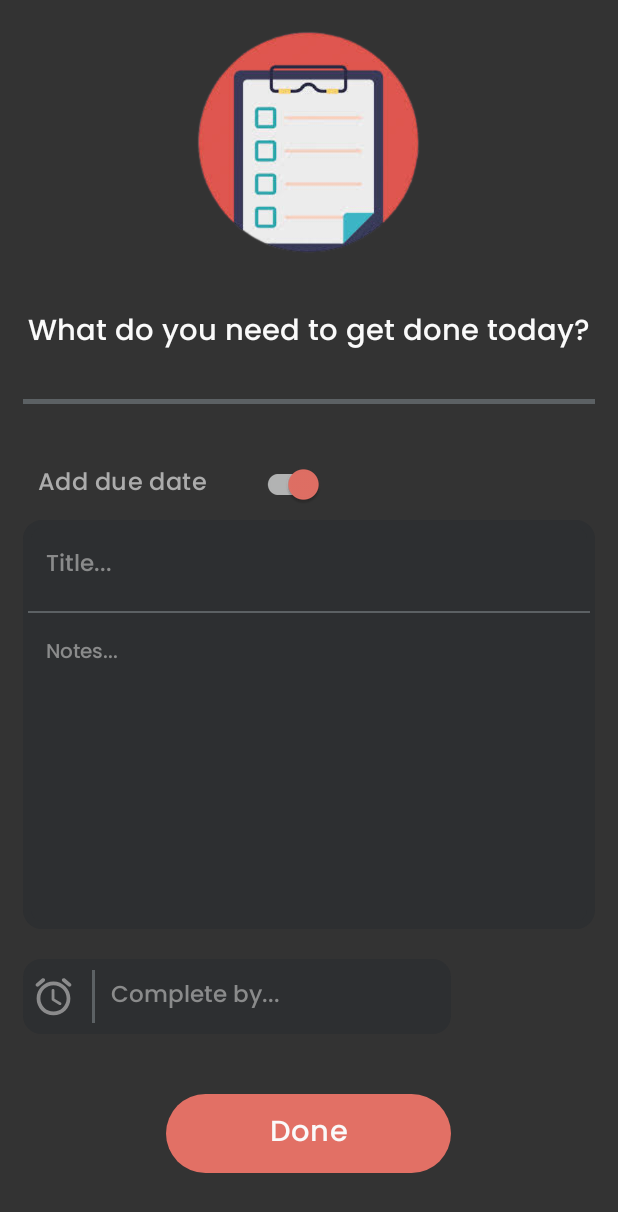
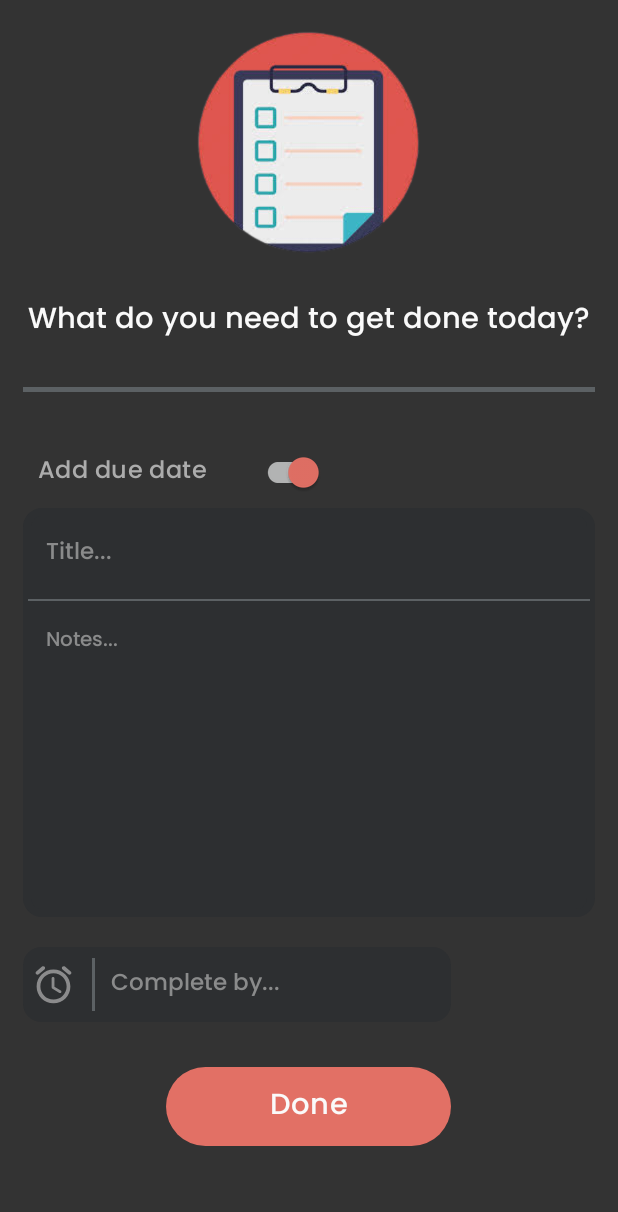
Before and after one commit to Thabiso81/TaskWiz, an Android app: the CreateTaskFragment screen opened through its navigation route, on a phone screen of 412 x 824 dp. Shown: the top 1212 px of the screen. Run offline under Robolectric (Android 15) with nearby library versions, the phone set to English and light mode, and no system bars; our stand-ins replace Room's generated code, navigation-ui; Roboto replaces fonts that are not available here.

Commit message:
changes to motion layout in view current task fragment

```diff
--- a/app/src/main/java/com/thabiso81/taskwiz/adapters/TaskListAdapter.kt
+++ b/app/src/main/java/com/thabiso81/taskwiz/adapters/TaskListAdapter.kt
@@ -4,6 +4,7 @@ import android.view.LayoutInflater
 import android.view.View
 import android.view.ViewGroup
 import android.view.animation.AnimationUtils
+import android.widget.CheckBox
 import android.widget.CompoundButton.OnCheckedChangeListener
 import androidx.core.view.marginBottom
 import androidx.fragment.app.Fragment
@@ -25,7 +26,7 @@ import java.time.LocalDate
 
 class TaskListAdapter(private val onCheckboxClickListener: OnCheckboxClickListener) : RecyclerView.Adapter<TaskListAdapter.TaskListAdapterViewHolder>() {
     interface OnCheckboxClickListener {
-        fun onCheckboxClick(task: TaskModel)
+        fun onCheckboxClick(task: TaskModel, view: CheckBox)
     }
     inner class TaskListAdapterViewHolder(val itemBinding: TaskViewHolderBinding): RecyclerView.ViewHolder(itemBinding.root)
 
@@ -87,12 +88,12 @@ class TaskListAdapter(private val onCheckboxClickListener: OnCheckboxClickListen
             if (position != RecyclerView.NO_POSITION){
 
                 if (isChecked){
-                    onCheckboxClickListener.onCheckboxClick(task)
+                    onCheckboxClickListener.onCheckboxClick(task, holder.itemBinding.cbxCompleted)
                 }
             }
         }
 
-        //adjust viewholder if (description == null) && (due date == null)
+        //adjust viewholder views if (description == null) && (due date == null)
         if(task.taskDescription.isNullOrEmpty() && task.taskDueDate == LocalDate.ofEpochDay(0)){
             holder.itemBinding.divider.visibility = View.GONE
         }
--- a/app/src/main/java/com/thabiso81/taskwiz/view/fragments/CreateTaskFragment.kt
+++ b/app/src/main/java/com/thabiso81/taskwiz/view/fragments/CreateTaskFragment.kt
@@ -124,6 +124,11 @@ class CreateTaskFragment : Fragment() {
                             "${if (LocalDate.now().year == taskCompletionDate!!.year) "" else taskCompletionDate!!.year}"
                 )
 
+                if (taskCompletionDate!!.isBefore(LocalDate.now())){
+                    binding.edtCompletionDate.text=""
+                    Toast.makeText(requireContext(), "Please select a future date", Toast.LENGTH_LONG).show()
+                }
+
             }
         }
     }
--- a/app/src/main/java/com/thabiso81/taskwiz/view/fragments/ViewCurrentTasksFragment.kt
+++ b/app/src/main/java/com/thabiso81/taskwiz/view/fragments/ViewCurrentTasksFragment.kt
@@ -7,6 +7,7 @@ import android.view.LayoutInflater
 import android.view.View
 import android.view.ViewGroup
 import android.view.animation.AnimationUtils
+import android.widget.CheckBox
 import android.widget.Toast
 import androidx.activity.OnBackPressedCallback
 import androidx.constraintlayout.motion.widget.MotionLayout
@@ -75,7 +76,7 @@ class ViewCurrentTasksFragment : Fragment(), TaskListAdapter.OnCheckboxClickList
 
     private fun setupUi() {
         binding.lytNoTasks.visibility = View.GONE
-        setUpUI_Invisibile()
+        //setUpUI_Invisibile()
     }
 
 
@@ -104,6 +105,7 @@ class ViewCurrentTasksFragment : Fragment(), TaskListAdapter.OnCheckboxClickList
                 onNoTasksAvailable()
             }else{
                 onTasksAvailable()
+
                 taskListAdapter.differ.submitList(tasks)
             }
         })
@@ -131,6 +133,11 @@ class ViewCurrentTasksFragment : Fragment(), TaskListAdapter.OnCheckboxClickList
                 Snackbar.make(requireView(), "Task deleted", Snackbar.LENGTH_LONG).setAction(
                     "undo",
                     View.OnClickListener {
+                        binding.lytNoTasks.startAnimation(
+                            AnimationUtils.loadAnimation(
+                                binding.lytNoTasks.context, R.anim.slide_out
+                            )
+                        )
                         viewModel.insertTask(task)
                         if (position == 0) taskListAdapter.notifyDataSetChanged()
                     }
@@ -147,18 +154,29 @@ class ViewCurrentTasksFragment : Fragment(), TaskListAdapter.OnCheckboxClickList
         //viewModel.obser
     }
 
-    override fun onCheckboxClick(task: TaskModel) {
+    override fun onCheckboxClick(task: TaskModel, view: CheckBox) {
         task.completionStatus = "Complete"
         viewModel.insertTask(task)
 
         Snackbar.make(binding.rvTasks, "Task completed", Snackbar.LENGTH_LONG).setAction(
             "undo",
             View.OnClickListener {
+                view.isChecked = false
+
+                binding.lytNoTasks.startAnimation(
+                    AnimationUtils.loadAnimation(
+                        binding.lytNoTasks.context, R.anim.slide_out
+                    )
+                )
                 task.completionStatus = "Incomplete"
                 viewModel.insertTask(task)
+
+                countCompleteTasks()
+
             }
         ).show()
     }
+
 
     private fun onTasksComplete() {
 
@@ -173,29 +191,26 @@ class ViewCurrentTasksFragment : Fragment(), TaskListAdapter.OnCheckboxClickList
         }
     }
 
-    private fun setUpUI_Invisibile(){
-        /*setVisibility(MotionLayout.INVISIBLE, binding.edtRemainingTasks)
-        setVisibility(MotionLayout.INVISIBLE, binding.edtTaskTitle)
-        setVisibility(MotionLayout.INVISIBLE, binding.header)
-        setVisibility(MotionLayout.INVISIBLE, binding.lytDivider)*/
+    /*private fun setUpUI_Invisibile(){
 
-        //binding.edtRemainingTasks.visibility = MotionLayout.GONE
-        //binding.edtRemainingTasks.visibility = MotionLayout.GONE
-        //binding.lytDivider.visibility = MotionLayout.GONE
-        //binding.lytDivider.visibility = MotionLayout.GONE
+        binding.edtRemainingTasks.alpha = 0f
+        binding.edtTaskTitle.alpha = 0f
+        binding.header.alpha = 0f
+        binding.lytDivider.alpha = 0f
 
-    }
+    }*/
 
-    private fun setUpUI_Visibile(){
-        binding.edtRemainingTasks.visibility = MotionLayout.VISIBLE
-        binding.edtTaskTitle.visibility = MotionLayout.VISIBLE
-        binding.lytDivider.visibility = MotionLayout.VISIBLE
-        binding.header.visibility = MotionLayout.VISIBLE
-    }
+    /*private fun setUpUI_Visibile(){
+        binding.edtRemainingTasks.alpha = 1f
+        binding.edtTaskTitle.alpha = 1f
+        binding.lytDivider.alpha = 1f
+        binding.header.alpha = 1f
+    }*/
     private fun onNoTasksAvailable() {
 
         binding.rvTasks.visibility = View.GONE
-        setUpUI_Visibile()
+        //setUpUI_Invisibile()
+        binding.edtRemainingTasks.text = "All done"
         binding.lytNoTasks.visibility = View.VISIBLE
         binding.lytNoTasks.startAnimation(
             AnimationUtils.loadAnimation(
@@ -209,7 +224,7 @@ class ViewCurrentTasksFragment : Fragment(), TaskListAdapter.OnCheckboxClickList
 
     private fun onTasksAvailable() {
         binding.rvTasks.visibility = View.VISIBLE
-        setUpUI_Visibile()
+        //setUpUI_Visibile()
         binding.lottiAnimation.pauseAnimation()
         binding.lytNoTasks.visibility = View.GONE
     }
--- /dev/null
+++ b/app/src/main/res/anim/slide_out.xml
@@ -0,0 +1,10 @@
+<?xml version="1.0" encoding="utf-8"?>
+<set xmlns:android="http://schemas.android.com/apk/res/android">
+    <alpha android:fromAlpha="1"
+        android:toAlpha="0"
+        android:duration="700"/>
+
+    <translate android:fromXDelta=  "0"
+        android:toXDelta="-100%"
+        android:duration="700"/>
+</set>
--- a/app/src/main/res/layout/fragment_create_task.xml
+++ b/app/src/main/res/layout/fragment_create_task.xml
@@ -19,7 +19,7 @@
         <LinearLayout
             android:layout_width="match_parent"
             android:layout_height="match_parent"
-            android:layout_marginBottom="20dp"
+            android:layout_marginBottom="10dp"
             android:layout_marginTop="20dp"
             android:layout_marginHorizontal="5dp"
             android:orientation="vertical"
@@ -35,7 +35,7 @@
             <TextView
                 android:layout_width="match_parent"
                 android:layout_height="wrap_content"
-                android:layout_marginTop="28dp"
+                android:layout_marginTop="20dp"
                 android:layout_marginBottom="28dp"
                 android:width="120dp"
                 android:fontFamily="@font/poppins_medium"
```
